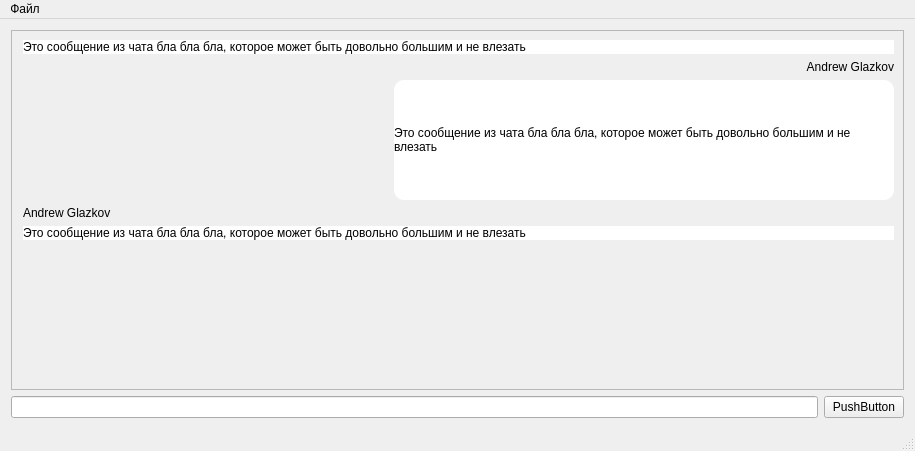
Before: the Qt Designer form QtClient/UI/QtClient for testing.ui in Martakor1/cppAdvancedITMO, drawn with Qt 5.
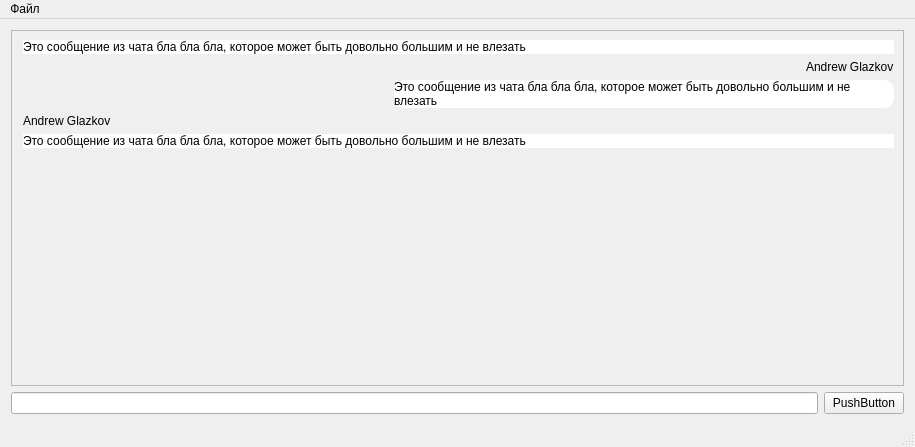
After: the same form once the commit is applied.

Commit message: Добавлена прокрутка вниз

```diff
--- a/QtClient/UI/QtClient for testing.ui
+++ b/QtClient/UI/QtClient for testing.ui
@@ -7,7 +7,7 @@
     <x>0</x>
     <y>0</y>
     <width>915</width>
-    <height>451</height>
+    <height>447</height>
    </rect>
   </property>
   <property name="sizePolicy">
@@ -38,7 +38,7 @@
          <x>0</x>
          <y>0</y>
          <width>895</width>
-         <height>356</height>
+         <height>352</height>
         </rect>
        </property>
        <layout class="QVBoxLayout" name="verticalLayout_2">
@@ -95,21 +95,27 @@
          <layout class="QVBoxLayout" name="verticalLayout">
           <item>
            <widget class="QLabel" name="nameLabel">
+            <property name="sizePolicy">
+             <sizepolicy hsizetype="Maximum" vsizetype="Preferred">
+              <horstretch>0</horstretch>
+              <verstretch>0</verstretch>
+             </sizepolicy>
+            </property>
             <property name="layoutDirection">
-             <enum>Qt::LeftToRight</enum>
+             <enum>Qt::RightToLeft</enum>
             </property>
             <property name="text">
              <string>Andrew Glazkov</string>
             </property>
             <property name="alignment">
-             <set>Qt::AlignRight|Qt::AlignTrailing|Qt::AlignVCenter</set>
+             <set>Qt::AlignLeading|Qt::AlignLeft|Qt::AlignVCenter</set>
             </property>
            </widget>
           </item>
           <item>
            <widget class="QLabel" name="messageLabel">
             <property name="sizePolicy">
-             <sizepolicy hsizetype="Maximum" vsizetype="MinimumExpanding">
+             <sizepolicy hsizetype="Maximum" vsizetype="Minimum">
               <horstretch>0</horstretch>
               <verstretch>0</verstretch>
              </sizepolicy>
```
The commit also changes 2 other files.
